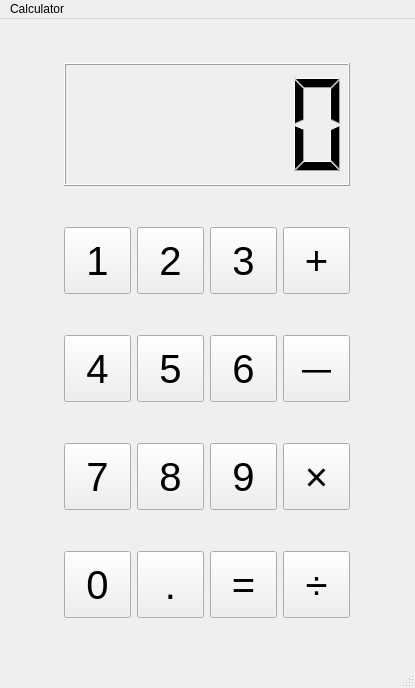
Old version of the form calc.ui in the repository AquilaFasciata/QtCalc.
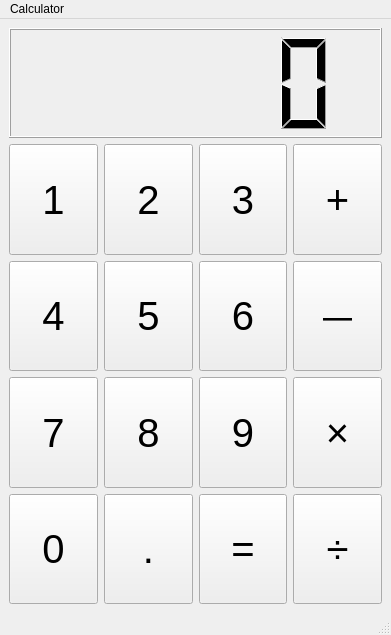
New version of the form.

Commit message: Finished the very basics of the ui layout.

Diff of the .ui file:
```diff
--- a/calc.ui
+++ b/calc.ui
@@ -6,8 +6,8 @@
    <rect>
     <x>0</x>
     <y>0</y>
-    <width>415</width>
-    <height>688</height>
+    <width>391</width>
+    <height>635</height>
    </rect>
   </property>
   <property name="sizePolicy">
@@ -22,8 +22,6 @@
   <widget class="QWidget" name="centralwidget">
    <layout class="QGridLayout" name="gridLayout">
     <item row="0" column="0">
-     <layout class="QVBoxLayout" name="verticalLayout">
-      <item>
        <widget class="QLCDNumber" name="lcdNumber">
         <property name="maximumSize">
          <size>
@@ -31,24 +29,30 @@
           <height>123</height>
          </size>
         </property>
-       </widget>
-      </item>
-      <item>
-       <layout class="QHBoxLayout" name="horizontalLayout_6"/>
-      </item>
-      <item>
+      <property name="segmentStyle">
+       <enum>QLCDNumber::Filled</enum>
+      </property>
+     </widget>
+    </item>
+    <item row="1" column="0">
        <layout class="QHBoxLayout" name="horizontalLayout_7">
         <item>
          <widget class="QPushButton" name="pushButton_2">
+        <property name="sizePolicy">
+         <sizepolicy hsizetype="Preferred" vsizetype="Preferred">
+          <horstretch>0</horstretch>
+          <verstretch>0</verstretch>
+         </sizepolicy>
+        </property>
           <property name="minimumSize">
            <size>
             <width>0</width>
-            <height>67</height>
+          <height>0</height>
            </size>
           </property>
           <property name="maximumSize">
            <size>
-            <width>67</width>
+          <width>16777215</width>
             <height>16777215</height>
            </size>
           </property>
@@ -64,15 +68,21 @@
         </item>
         <item>
          <widget class="QPushButton" name="twobutton">
+        <property name="sizePolicy">
+         <sizepolicy hsizetype="Preferred" vsizetype="Preferred">
+          <horstretch>0</horstretch>
+          <verstretch>0</verstretch>
+         </sizepolicy>
+        </property>
           <property name="minimumSize">
            <size>
             <width>0</width>
-            <height>67</height>
+          <height>0</height>
            </size>
           </property>
           <property name="maximumSize">
            <size>
-            <width>67</width>
+          <width>16777215</width>
             <height>16777215</height>
            </size>
           </property>
@@ -88,15 +98,21 @@
         </item>
         <item>
          <widget class="QPushButton" name="threeButton">
+        <property name="sizePolicy">
+         <sizepolicy hsizetype="Preferred" vsizetype="Preferred">
+          <horstretch>0</horstretch>
+          <verstretch>0</verstretch>
+         </sizepolicy>
+        </property>
           <property name="minimumSize">
            <size>
             <width>0</width>
-            <height>67</height>
+          <height>0</height>
            </size>
           </property>
           <property name="maximumSize">
            <size>
-            <width>67</width>
+          <width>16777215</width>
             <height>16777215</height>
            </size>
           </property>
@@ -112,15 +128,21 @@
         </item>
         <item>
          <widget class="QPushButton" name="oneButton">
+        <property name="sizePolicy">
+         <sizepolicy hsizetype="Preferred" vsizetype="Preferred">
+          <horstretch>0</horstretch>
+          <verstretch>0</verstretch>
+         </sizepolicy>
+        </property>
           <property name="minimumSize">
            <size>
             <width>0</width>
-            <height>67</height>
+          <height>0</height>
            </size>
           </property>
           <property name="maximumSize">
            <size>
-            <width>67</width>
+          <width>16777215</width>
             <height>16777215</height>
            </size>
           </property>
@@ -136,19 +158,25 @@
         </item>
        </layout>
       </item>
-      <item>
-       <layout class="QHBoxLayout" name="horizontalLayout_8">
+    <item row="2" column="0">
+     <layout class="QHBoxLayout" name="horizontalLayout_3">
         <item>
          <widget class="QPushButton" name="pushButton_3">
+        <property name="sizePolicy">
+         <sizepolicy hsizetype="Preferred" vsizetype="Preferred">
+          <horstretch>0</horstretch>
+          <verstretch>0</verstretch>
+         </sizepolicy>
+        </property>
           <property name="minimumSize">
            <size>
             <width>0</width>
-            <height>67</height>
+          <height>0</height>
            </size>
           </property>
           <property name="maximumSize">
            <size>
-            <width>67</width>
+          <width>16777215</width>
             <height>16777215</height>
            </size>
           </property>
@@ -164,15 +192,21 @@
         </item>
         <item>
          <widget class="QPushButton" name="pushButton_5">
+        <property name="sizePolicy">
+         <sizepolicy hsizetype="Preferred" vsizetype="Preferred">
+          <horstretch>0</horstretch>
+          <verstretch>0</verstretch>
+         </sizepolicy>
+        </property>
           <property name="minimumSize">
            <size>
             <width>0</width>
-            <height>67</height>
+          <height>0</height>
            </size>
           </property>
           <property name="maximumSize">
            <size>
-            <width>67</width>
+          <width>16777215</width>
             <height>16777215</height>
            </size>
           </property>
@@ -188,15 +222,21 @@
         </item>
         <item>
          <widget class="QPushButton" name="pushButton_4">
+        <property name="sizePolicy">
+         <sizepolicy hsizetype="Preferred" vsizetype="Preferred">
+          <horstretch>0</horstretch>
+          <verstretch>0</verstretch>
+         </sizepolicy>
+        </property>
           <property name="minimumSize">
            <size>
             <width>0</width>
-            <height>67</height>
+          <height>0</height>
            </size>
           </property>
           <property name="maximumSize">
            <size>
-            <width>67</width>
+          <width>16777215</width>
             <height>16777215</height>
            </size>
           </property>
@@ -213,7 +253,7 @@
         <item>
          <widget class="QPushButton" name="pushButton">
           <property name="sizePolicy">
-           <sizepolicy hsizetype="Minimum" vsizetype="Fixed">
+         <sizepolicy hsizetype="Preferred" vsizetype="Preferred">
             <horstretch>0</horstretch>
             <verstretch>0</verstretch>
            </sizepolicy>
@@ -221,12 +261,12 @@
           <property name="minimumSize">
            <size>
             <width>0</width>
-            <height>67</height>
+          <height>0</height>
            </size>
           </property>
           <property name="maximumSize">
            <size>
-            <width>67</width>
+          <width>16777215</width>
             <height>16777215</height>
            </size>
           </property>
@@ -242,19 +282,25 @@
         </item>
        </layout>
       </item>
-      <item>
+    <item row="3" column="0">
        <layout class="QHBoxLayout" name="horizontalLayout_4">
         <item>
          <widget class="QPushButton" name="pushButton_7">
+        <property name="sizePolicy">
+         <sizepolicy hsizetype="Preferred" vsizetype="Preferred">
+          <horstretch>0</horstretch>
+          <verstretch>0</verstretch>
+         </sizepolicy>
+        </property>
           <property name="minimumSize">
            <size>
             <width>0</width>
-            <height>67</height>
+          <height>0</height>
            </size>
           </property>
           <property name="maximumSize">
            <size>
-            <width>67</width>
+          <width>16777215</width>
             <height>16777215</height>
            </size>
           </property>
@@ -270,15 +316,21 @@
         </item>
         <item>
          <widget class="QPushButton" name="pushButton_8">
+        <property name="sizePolicy">
+         <sizepolicy hsizetype="Preferred" vsizetype="Preferred">
+          <horstretch>0</horstretch>
+          <verstretch>0</verstretch>
+         </sizepolicy>
+        </property>
           <property name="minimumSize">
            <size>
             <width>0</width>
-            <height>67</height>
+          <height>0</height>
            </size>
           </property>
           <property name="maximumSize">
            <size>
-            <width>67</width>
+          <width>16777215</width>
             <height>16777215</height>
            </size>
           </property>
@@ -294,15 +346,21 @@
         </item>
         <item>
          <widget class="QPushButton" name="pushButton_6">
+        <property name="sizePolicy">
+         <sizepolicy hsizetype="Preferred" vsizetype="Preferred">
+          <horstretch>0</horstretch>
+          <verstretch>0</verstretch>
+         </sizepolicy>
+        </property>
           <property name="minimumSize">
            <size>
             <width>0</width>
-            <height>67</height>
+          <height>0</height>
            </size>
           </property>
           <property name="maximumSize">
            <size>
-            <width>67</width>
+          <width>16777215</width>
             <height>16777215</height>
            </size>
           </property>
@@ -318,15 +376,21 @@
         </item>
         <item>
          <widget class="QPushButton" name="pushButton_9">
+        <property name="sizePolicy">
+         <sizepolicy hsizetype="Preferred" vsizetype="Preferred">
+          <horstretch>0</horstretch>
+          <verstretch>0</verstretch>
+         </sizepolicy>
+        </property>
           <property name="minimumSize">
            <size>
             <width>0</width>
-            <height>67</height>
+          <height>0</height>
            </size>
           </property>
           <property name="maximumSize">
            <size>
-            <width>67</width>
+          <width>16777215</width>
             <height>16777215</height>
            </size>
           </property>
@@ -342,19 +406,28 @@
         </item>
        </layout>
       </item>
-      <item>
+    <item row="4" column="0">
        <layout class="QHBoxLayout" name="horizontalLayout_2">
+      <property name="sizeConstraint">
+       <enum>QLayout::SetNoConstraint</enum>
+      </property>
         <item>
          <widget class="QPushButton" name="pushButton_10">
+        <property name="sizePolicy">
+         <sizepolicy hsizetype="Preferred" vsizetype="Preferred">
+          <horstretch>0</horstretch>
+          <verstretch>0</verstretch>
+         </sizepolicy>
+        </property>
           <property name="minimumSize">
            <size>
             <width>0</width>
-            <height>67</height>
+          <height>0</height>
            </size>
           </property>
           <property name="maximumSize">
            <size>
-            <width>67</width>
+          <width>16777215</width>
             <height>16777215</height>
            </size>
           </property>
@@ -370,15 +443,21 @@
         </item>
         <item>
          <widget class="QPushButton" name="pushButton_12">
+        <property name="sizePolicy">
+         <sizepolicy hsizetype="Preferred" vsizetype="Preferred">
+          <horstretch>0</horstretch>
+          <verstretch>0</verstretch>
+         </sizepolicy>
+        </property>
           <property name="minimumSize">
            <size>
             <width>0</width>
-            <height>67</height>
+          <height>0</height>
            </size>
           </property>
           <property name="maximumSize">
            <size>
-            <width>67</width>
+          <width>16777215</width>
             <height>16777215</height>
            </size>
           </property>
@@ -394,15 +473,21 @@
         </item>
         <item>
          <widget class="QPushButton" name="pushButton_13">
+        <property name="sizePolicy">
+         <sizepolicy hsizetype="Preferred" vsizetype="Preferred">
+          <horstretch>0</horstretch>
+          <verstretch>0</verstretch>
+         </sizepolicy>
+        </property>
           <property name="minimumSize">
            <size>
             <width>0</width>
-            <height>67</height>
+          <height>0</height>
            </size>
           </property>
           <property name="maximumSize">
            <size>
-            <width>67</width>
+          <width>16777215</width>
             <height>16777215</height>
            </size>
           </property>
@@ -418,15 +503,21 @@
         </item>
         <item>
          <widget class="QPushButton" name="pushButton_11">
+        <property name="sizePolicy">
+         <sizepolicy hsizetype="Preferred" vsizetype="Preferred">
+          <horstretch>0</horstretch>
+          <verstretch>0</verstretch>
+         </sizepolicy>
+        </property>
           <property name="minimumSize">
            <size>
             <width>0</width>
-            <height>67</height>
+          <height>0</height>
            </size>
           </property>
           <property name="maximumSize">
            <size>
-            <width>67</width>
+          <width>16777215</width>
             <height>16777215</height>
            </size>
           </property>
@@ -443,15 +534,13 @@
        </layout>
       </item>
      </layout>
-    </item>
-   </layout>
   </widget>
   <widget class="QMenuBar" name="menubar">
    <property name="geometry">
     <rect>
      <x>0</x>
      <y>0</y>
-     <width>415</width>
+     <width>391</width>
      <height>22</height>
     </rect>
    </property>
```
Left out of the diff: 96 changed lines with no effect on the pictures. Lines whose indentation alone changed are shown as unchanged.
